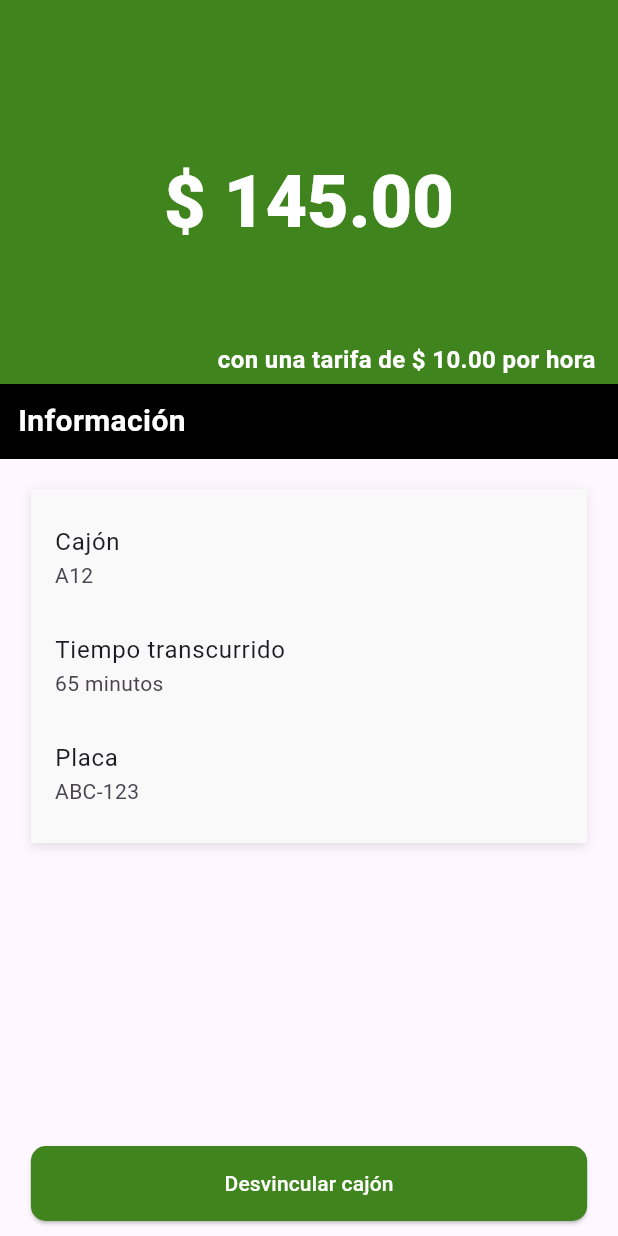
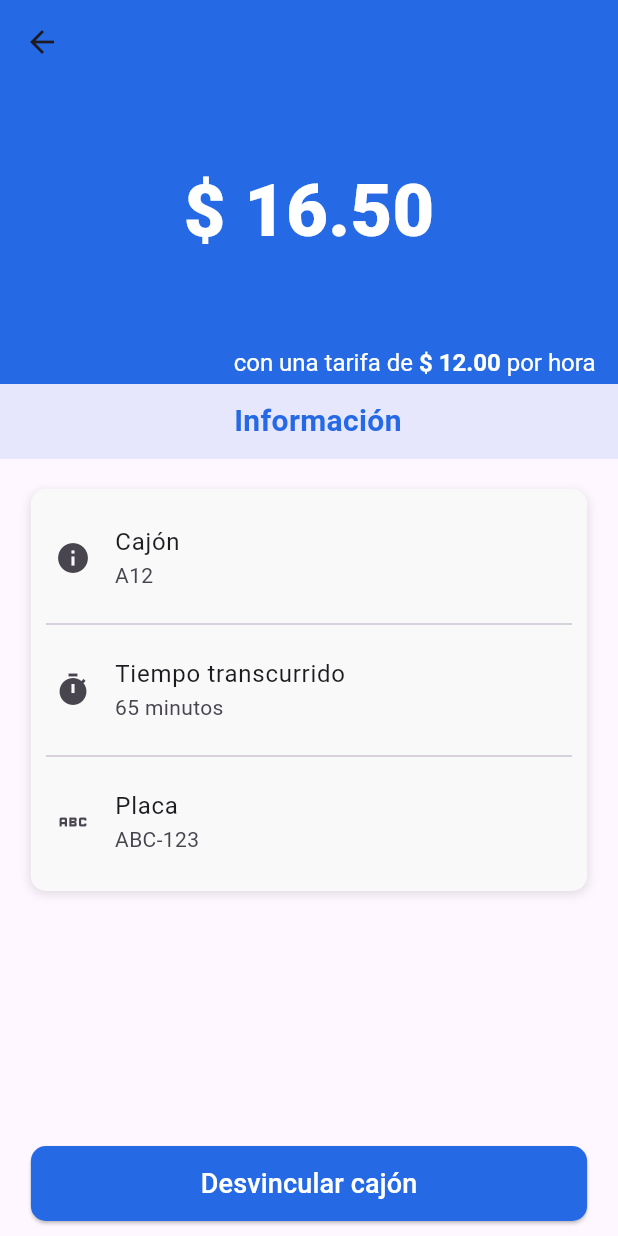
Before and after one commit to HIKKOS/gopark-app, a Flutter app: the HomeView screen opened directly, on a phone screen of 412 x 824 dp. Run offline on Flutter 3.47's test engine with Material 3 defaults, Android fonts, the phone set to English and light mode, and no system bars; our stand-ins replace bloc, dio, equatable, fluentui_system_icons, flutter_bloc, image_picker and 3 more; missing offline and left inert: mobile_scanner; accounts and stored records are empty.

Commit message:
modified theme and views

```diff
--- /dev/null
+++ b/lib/blocs/camera/camera_event.dart
@@ -0,0 +1,13 @@
+part of 'camera_bloc.dart';
+
+sealed class CameraEvent extends Equatable {
+  const CameraEvent();
+
+  @override
+  List<Object> get props => [];
+}
+
+class CameraPermissionEvent extends CameraEvent {
+  final bool hasCameraPermissions;
+  const CameraPermissionEvent(this.hasCameraPermissions);
+}
--- /dev/null
+++ b/lib/blocs/camera/camera_state.dart
@@ -0,0 +1,16 @@
+part of 'camera_bloc.dart';
+
+class CameraState extends Equatable {
+  const CameraState({this.hasCameraPermissions = false});
+
+  final bool hasCameraPermissions;
+
+  @override
+  List<Object?> get props => [hasCameraPermissions];
+  copyWith({
+    bool? hasCameraPermissions,
+  }) =>
+      CameraState(
+        hasCameraPermissions: hasCameraPermissions ?? this.hasCameraPermissions,
+      );
+}
--- a/lib/config/const.dart
+++ b/lib/config/const.dart
@@ -1 +1,3 @@
 const baseUrl = 'https://api.themoviedb.org/3';
+
+enum CameraPermission { granted, denied, restricted, unknown }
--- a/lib/config/themes/app_colors.dart
+++ b/lib/config/themes/app_colors.dart
@@ -1,8 +1,8 @@
 import 'package:flutter/material.dart';
 
 class LightColors {
-  static const primary = Color(0xFF40841D);
-  static const primaryObscure = Color(0xFF3A771A);
+  static const primary = Color(0xFF2569E5);
+  static const primaryObscure = Color.fromARGB(28, 37, 104, 229);
   static const background = Color(0xFFF9F9F9);
   static const red = Color(0xFFB21F1F);
   static const redObscure = Color(0xFF7E1616);
--- a/lib/presentation/views/home_view.dart
+++ b/lib/presentation/views/home_view.dart
@@ -1,8 +1,17 @@
 import 'package:flutter/material.dart';
+import 'package:flutter/widgets.dart';
 import 'package:gopark/config/themes/app_colors.dart';
 import 'package:gopark/config/themes/app_themes.dart';
 import 'package:gopark/presentation/widgets/banner_title.dart';
 import 'package:gopark/presentation/widgets/shadow_container.dart';
+import 'package:gopark/utils/dialog_util.dart';
+import 'package:gopark/utils/navigation_util.dart';
+
+const info = {
+  'cajon': 'A12',
+  'tiempo': '65 minutos',
+  'placa': 'ABC-123',
+};
 
 class HomeView extends StatelessWidget {
   const HomeView({super.key});
@@ -18,27 +27,41 @@ class HomeView extends StatelessWidget {
           Column(mainAxisAlignment: MainAxisAlignment.spaceBetween, children: [
         Column(
           children: [
-            const _PuntosHero(),
+            const _TarifaHero(
+              costoTarifa: 12.0,
+              totalPagar: 16.5,
+            ),
             const BannerTitle('Información'),
             const SizedBox(
               height: 20,
             ),
             ShadowContainer(
                 width: size.width * 0.9,
-                child: const Padding(
-                  padding: EdgeInsets.symmetric(vertical: 10.0),
+                child: Padding(
+                  padding: const EdgeInsets.symmetric(vertical: 10.0),
                   child: Column(children: [
                     ListTile(
-                      title: Text('Cajón'),
-                      subtitle: Text('A12'),
+                      leading: const Icon(Icons.info),
+                      title: const Text('Cajón'),
+                      subtitle: Text(info['cajon']!),
+                    ),
+                    const Padding(
+                      padding: EdgeInsets.symmetric(horizontal: 10.0),
+                      child: Divider(),
                     ),
                     ListTile(
-                      title: Text('Tiempo transcurrido'),
-                      subtitle: Text('65 minutos'),
+                      leading: const Icon(Icons.timer),
+                      title: const Text('Tiempo transcurrido'),
+                      subtitle: Text(info['tiempo']!),
+                    ),
+                    const Padding(
+                      padding: EdgeInsets.symmetric(horizontal: 10.0),
+                      child: Divider(),
                     ),
                     ListTile(
-                      title: Text('Placa'),
-                      subtitle: Text('ABC-123'),
+                      leading: const Icon(Icons.abc_outlined),
+                      title: const Text('Placa'),
+                      subtitle: Text(info['placa']!),
                     ),
                   ]),
                 )),
@@ -50,7 +73,18 @@ class HomeView extends StatelessWidget {
               height: 50,
               width: size.width * 0.9,
               child: ElevatedButton(
-                onPressed: () {},
+                onPressed: () {
+                  Dialogs.showMorph(
+                      title: "Desvincular cajón",
+                      description: "¿Estás seguro de desvincular el cajón?",
+                      loadingTitle: "loadingTitle",
+                      loadingDescription: "loadingDescription",
+                      onAcceptPressed: (_) async {
+                        print('Desvincular cajón');
+                        await Navigation.pushNamedAndRemoveUntil(
+                            routeName: "qr");
+                      });
+                },
                 style: ElevatedButton.styleFrom(
                   backgroundColor: LightColors.primary,
                   foregroundColor: Colors.white,
@@ -58,7 +92,8 @@ class HomeView extends StatelessWidget {
                       borderRadius:
                           BorderRadius.circular(AppTheme.borderRadius)),
                 ),
-                child: const Text('Desvincular cajón'),
+                child: const Text('Desvincular cajón',
+                    style: TextStyle(fontSize: 18)),
               )),
         )
       ]),
@@ -66,8 +101,13 @@ class HomeView extends StatelessWidget {
   }
 }
 
-class _PuntosHero extends StatelessWidget {
-  const _PuntosHero();
+class _TarifaHero extends StatelessWidget {
+  final double totalPagar;
+  final double costoTarifa;
+  const _TarifaHero({
+    required this.costoTarifa,
+    required this.totalPagar,
+  });
 
   @override
   Widget build(BuildContext context) {
@@ -80,26 +120,35 @@ class _PuntosHero extends StatelessWidget {
         children: [
           Positioned(
             top: 50,
-            child: RichText(
-              text: const TextSpan(
-                text: '\$ 145.00',
-                style: TextStyle(
-                    fontWeight: FontWeight.w900,
-                    color: Colors.white,
-                    fontSize: 48),
-                children: <TextSpan>[],
-              ),
+            child: Text(
+              '\$ ${totalPagar.toStringAsFixed(2)}',
+              style: const TextStyle(
+                  fontWeight: FontWeight.w900,
+                  color: Colors.white,
+                  fontSize: 48),
             ),
           ),
-          const Positioned(
+          Positioned(
               bottom: 5,
               right: 15,
-              child: Text('con una tarifa de \$ 10.00 por hora',
-                  textAlign: TextAlign.end,
-                  style: TextStyle(
-                      fontWeight: FontWeight.bold,
-                      color: Colors.white,
-                      fontSize: 16)))
+              child: RichText(
+                  text: TextSpan(
+                text: 'con una tarifa de ',
+                style: const TextStyle(color: Colors.white, fontSize: 16),
+                children: [
+                  TextSpan(
+                    text: '\$ ${costoTarifa.toStringAsFixed(2)}',
+                    style: const TextStyle(
+                        fontWeight: FontWeight.bold,
+                        color: Colors.white,
+                        fontSize: 16),
+                  ),
+                  const TextSpan(
+                    text: ' por hora',
+                    style: TextStyle(color: Colors.white, fontSize: 16),
+                  ),
+                ],
+              )))
         ],
       ),
     );
--- a/lib/presentation/widgets/banner_title.dart
+++ b/lib/presentation/widgets/banner_title.dart
@@ -16,7 +16,7 @@ class BannerTitle extends StatelessWidget {
   @override
   Widget build(BuildContext context) {
     return Container(
-      color: LightColors.secondary,
+      color: LightColors.primaryObscure,
       width: double.infinity,
       height: 50,
       child: Center(
@@ -26,10 +26,10 @@ class BannerTitle extends StatelessWidget {
             padding:
                 center ? EdgeInsets.zero : const EdgeInsets.only(left: 12.0),
             child: Text(title,
-                textAlign: TextAlign.start,
+                textAlign: TextAlign.center,
                 style: const TextStyle(
                     fontWeight: FontWeight.bold,
-                    color: Colors.white,
+                    color: LightColors.primary,
                     fontSize: 20)),
           ),
         ),
--- a/lib/presentation/widgets/shadow_container.dart
+++ b/lib/presentation/widgets/shadow_container.dart
@@ -1,5 +1,6 @@
 import 'package:flutter/material.dart';
 import 'package:gopark/config/themes/app_colors.dart';
+import 'package:gopark/config/themes/app_themes.dart';
 
 class ShadowContainer extends StatelessWidget {
   const ShadowContainer({super.key, this.child, this.width, this.height});
@@ -10,9 +11,10 @@ class ShadowContainer extends StatelessWidget {
     return Container(
         width: width,
         height: height,
-        decoration: const BoxDecoration(
+        decoration: BoxDecoration(
+          borderRadius: BorderRadius.circular(AppTheme.borderRadius),
           color: LightColors.background,
-          boxShadow: [
+          boxShadow: const [
             BoxShadow(
                 color: Colors.black12, blurRadius: 5, offset: Offset(0, 2))
           ],
--- a/pubspec.yaml
+++ b/pubspec.yaml
@@ -41,6 +41,10 @@ dependencies:
   dio: ^5.7.0
   fluentui_system_icons: ^1.1.260
   mobile_scanner: ^6.0.2
+  bloc: ^8.1.4
+  flutter_bloc: ^8.1.6
+  equatable: ^2.0.5
+  permission_handler: ^11.3.1
 
 dev_dependencies:
   flutter_test:
```
Also changed, not shown: lib/blocs/camera/camera_bloc.dart (added, +47 -0 lines), lib/blocs/cubit/camera_cubit.dart (added, +10 -0 lines), lib/blocs/cubit/camera_state.dart (added, +16 -0 lines), lib/main.dart (+15 -2 lines), lib/presentation/views/camera_view.dart (+98 -36 lines), lib/presentation/widgets/morph_dialog.dart (+28 -21 lines), pubspec.lock.
